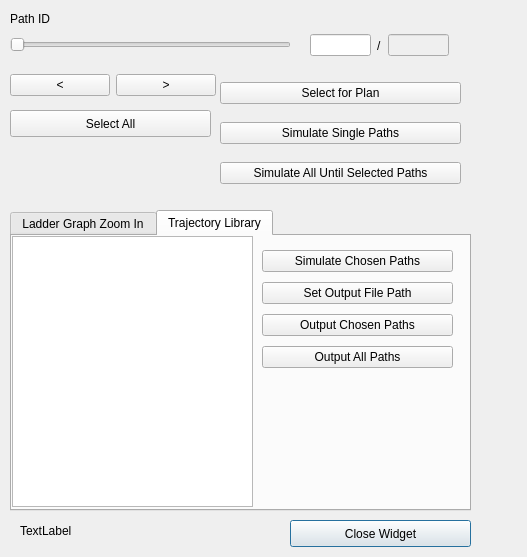
Qt form framefab_gui/src/uis/selection_widget.ui (yijiangh/choreo) before a commit.
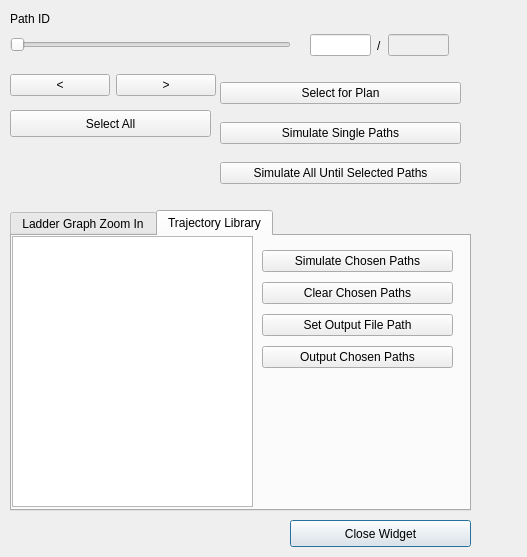
The same form after that commit.

Commit message: ui - core - output_processor connection successfully wired.

Diff of the .ui file:
```diff
--- a/framefab_gui/src/uis/selection_widget.ui
+++ b/framefab_gui/src/uis/selection_widget.ui
@@ -463,6 +463,28 @@
         </property>
        </widget>
       </item>
+      <item>
+       <widget class="QPushButton" name="pushbutton_clear_chosen">
+        <property name="text">
+         <string>Clear Chosen Paths</string>
+        </property>
+        <property name="checkable">
+         <bool>false</bool>
+        </property>
+        <property name="autoRepeat">
+         <bool>false</bool>
+        </property>
+        <property name="autoDefault">
+         <bool>false</bool>
+        </property>
+        <property name="default">
+         <bool>false</bool>
+        </property>
+        <property name="flat">
+         <bool>false</bool>
+        </property>
+       </widget>
+      </item>
       <item>
        <widget class="QPushButton" name="pushbutton_set_output_path">
         <property name="text">
@@ -477,13 +499,6 @@
         </property>
        </widget>
       </item>
-      <item>
-       <widget class="QPushButton" name="pushbutton_output_generate_all">
-        <property name="text">
-         <string>Output All Paths</string>
-        </property>
-       </widget>
-      </item>
      </layout>
     </widget>
    </widget>
@@ -523,7 +538,7 @@
     </rect>
    </property>
    <property name="text">
-    <string>TextLabel</string>
+    <string/>
    </property>
   </widget>
  </widget>
```
Left out of the diff: 4 changed lines with no effect on the pictures. The commit also changes 21 other files.
